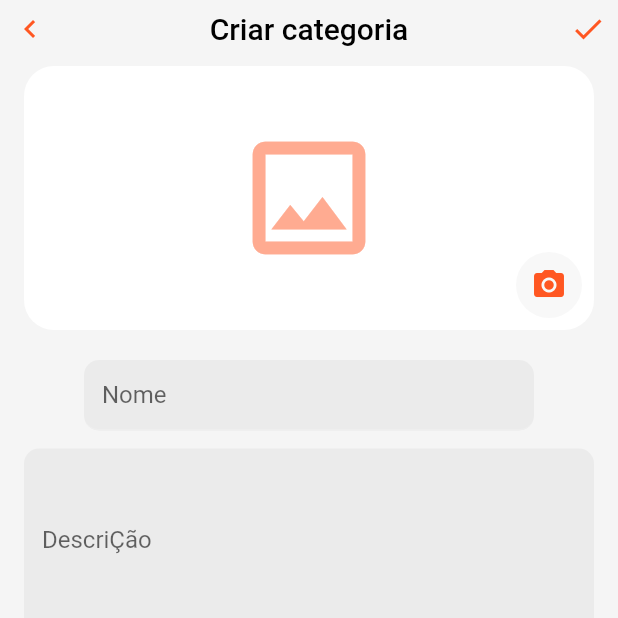
After one commit to Guilherme-so/my_place_admin, a Flutter app: the FormCategoriaPage screen opened directly, on a phone screen of 412 x 824 dp, the top half of it. The commit adds this screen. Run offline on Flutter 3.47's test engine with Material 2 defaults, Android fonts, the phone set to English and light mode, and no system bars; drawn by our look-alikes of oktoast; our stand-ins replace cloud_firestore, firebase_auth, firebase_core; accounts and stored records are empty.

Commit message:
working form categoria page and form controller

```diff
--- /dev/null
+++ b/lib/pages/Categoria/FormCategoria/form_categoria_page.dart
@@ -0,0 +1,171 @@
+import 'package:flutter/material.dart';
+import 'package:my_place_admin/pages/Categoria/FormCategoria/form_controller.dart';
+import 'package:my_place_admin/widgets/my_button_icon.dart';
+
+class FormCategoriaPage extends StatefulWidget {
+  const FormCategoriaPage({super.key});
+
+  @override
+  State<FormCategoriaPage> createState() => _FormCategoriaPageState();
+}
+
+class _FormCategoriaPageState extends State<FormCategoriaPage> {
+  final _formKey = GlobalKey<FormState>();
+  FormCategoriaController _controller = FormCategoriaController();
+
+  @override
+  Widget build(BuildContext context) {
+    return Scaffold(
+      body: SafeArea(
+        child: NestedScrollView(
+          headerSliverBuilder: (_, __) {
+            return [
+              SliverAppBar(
+                expandedHeight: 240,
+                collapsedHeight: 40,
+                toolbarHeight: 38,
+                elevation: 0.5,
+                floating: false,
+                pinned: true,
+                leading: MyButtonIcon(
+                  iconData: Icons.chevron_left,
+                  onPressed: () => Navigator.of(context).pop(),
+                ),
+                leadingWidth: 40,
+                title: const Text(
+                  'Criar categoria',
+                  style: TextStyle(
+                    color: Colors.black,
+                  ),
+                ),
+                actions: [
+                  MyButtonIcon(
+                    iconData: Icons.check,
+                    onPressed: () async {
+                      final form = _formKey.currentState;
+                      if (form!.validate()) {
+                        form.save();
+                        await _controller.salvarCategoria();
+                      }
+                    },
+                  )
+                ],
+                flexibleSpace: FlexibleSpaceBar(
+                  background: Padding(
+                    padding: const EdgeInsets.fromLTRB(16, 44, 16, 20),
+                    child: Stack(children: [
+                      ClipRRect(
+                        borderRadius: BorderRadius.circular(20),
+                        child: Container(
+                          width: double.infinity,
+                          color: Theme.of(context).colorScheme.surface,
+                          child: Center(
+                            child: Icon(
+                              Icons.image_outlined,
+                              size: 100,
+                              color: Theme.of(context).primaryColorLight,
+                            ),
+                          ),
+                        ),
+                      ),
+                      Positioned(
+                        bottom: 8,
+                        right: 8,
+                        child: Material(
+                          borderRadius: BorderRadius.circular(30),
+                          color: Theme.of(context)
+                              .colorScheme
+                              .background
+                              .withOpacity(.7),
+                          child: PopupMenuButton(
+                            icon: Icon(
+                              Icons.camera_alt,
+                              color: Theme.of(context).primaryColor,
+                            ),
+                            itemBuilder: (_) => [
+                              PopupMenuItem<String>(
+                                value: "Camera",
+                                child: Row(
+                                  children: [
+                                    Icon(
+                                      Icons.photo_camera,
+                                      color: Theme.of(context).primaryColor,
+                                    ),
+                                    const SizedBox(width: 8),
+                                    const Text("Camera")
+                                  ],
+                                ),
+                              ),
+                              PopupMenuItem<String>(
+                                value: "Galeria",
+                                child: Row(
+                                  children: [
+                                    Icon(
+                                      Icons.photo_library,
+                                      color: Theme.of(context).primaryColor,
+                                    ),
+                                    const SizedBox(width: 8),
+                                    const Text("Galeria")
+                                  ],
+                                ),
+                              ),
+                            ],
+                          ),
+                        ),
+                      ),
+                    ]),
+                  ),
+                ),
+              )
+            ];
+          },
+          body: SingleChildScrollView(
+            child: Padding(
+              padding: const EdgeInsets.symmetric(horizontal: 16),
+              child: Form(
+                key: _formKey,
+                child: Column(
+                  children: [
+                    SizedBox(
+                      width: 300,
+                      child: TextFormField(
+                        decoration: InputDecoration(
+                          border: OutlineInputBorder(
+                            borderRadius: BorderRadius.circular(20),
+                          ),
+                          labelText: "Nome",
+                          hintText: "Nome",
+                        ),
+                        validator: (nome) =>
+                            nome!.isEmpty ? "Campo Obrigatorio" : null,
+                        onSaved: (nome) => _controller.setCategoriaNome(nome!),
+                      ),
+                    ),
+                    const SizedBox(height: 12),
+                    SizedBox(
+                      width: 400,
+                      child: TextFormField(
+                        maxLines: 5,
+                        decoration: InputDecoration(
+                          border: OutlineInputBorder(
+                            borderRadius: BorderRadius.circular(20),
+                          ),
+                          labelText: "DescriÇão",
+                          hintText: "DescriÇão",
+                        ),
+                        validator: (descricao) =>
+                            descricao!.isEmpty ? "Campo Obrigatorio" : null,
+                        onSaved: (descricao) =>
+                            _controller.setCategoriaDescricao(descricao!),
+                      ),
+                    ),
+                  ],
+                ),
+              ),
+            ),
+          ),
+        ),
+      ),
+    );
+  }
+}
--- /dev/null
+++ b/lib/pages/Categoria/FormCategoria/form_controller.dart
@@ -0,0 +1,16 @@
+import 'package:cloud_firestore/cloud_firestore.dart';
+import 'package:my_place_admin/core/Models/categoria_model.dart';
+
+class FormCategoriaController {
+  CategoriaModel _categoria = CategoriaModel();
+
+  void setCategoriaNome(String nome) => _categoria.nome = nome;
+  void setCategoriaDescricao(String descricao) =>
+      _categoria.descricao = descricao;
+
+  final categoriaRef = FirebaseFirestore.instance.collection("categorias");
+
+  Future<void> salvarCategoria() async {
+    await categoriaRef.add(_categoria.toJson());
+  }
+}
--- a/lib/pages/Categoria/lista_categoria_page.dart
+++ b/lib/pages/Categoria/lista_categoria_page.dart
@@ -7,6 +7,7 @@ import 'package:my_place_admin/widgets/my_button_icon.dart';
 import '../../widgets/custom_list_tile.dart';
 import '../../widgets/custom_list_view.dart';
 import '../../widgets/empty_state.dart';
+import 'FormCategoria/form_categoria_page.dart';
 import 'lista_controller.dart';
 
 class ListaCategoria extends StatelessWidget {
@@ -27,7 +28,11 @@ class ListaCategoria extends StatelessWidget {
         actions: [
           MyButtonIcon(
             iconData: Icons.add,
-            onPressed: () {},
+            onPressed: () {
+              Navigator.of(context).push(
+                MaterialPageRoute(builder: (_) => const FormCategoriaPage()),
+              );
+            },
           )
         ],
       ),
```
